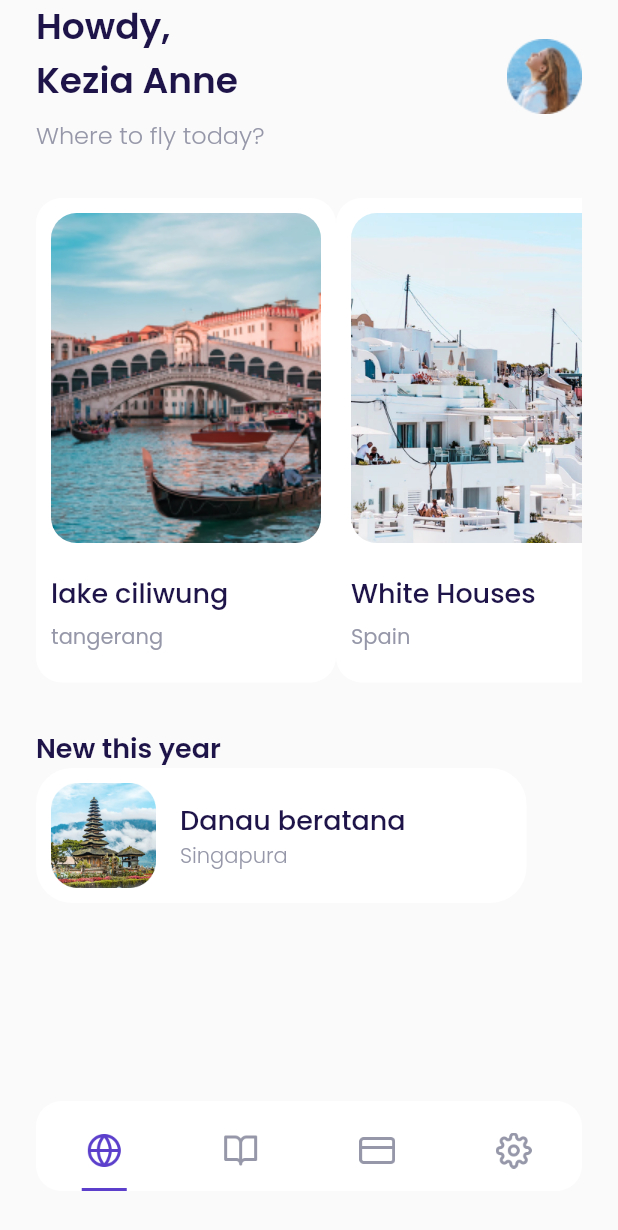
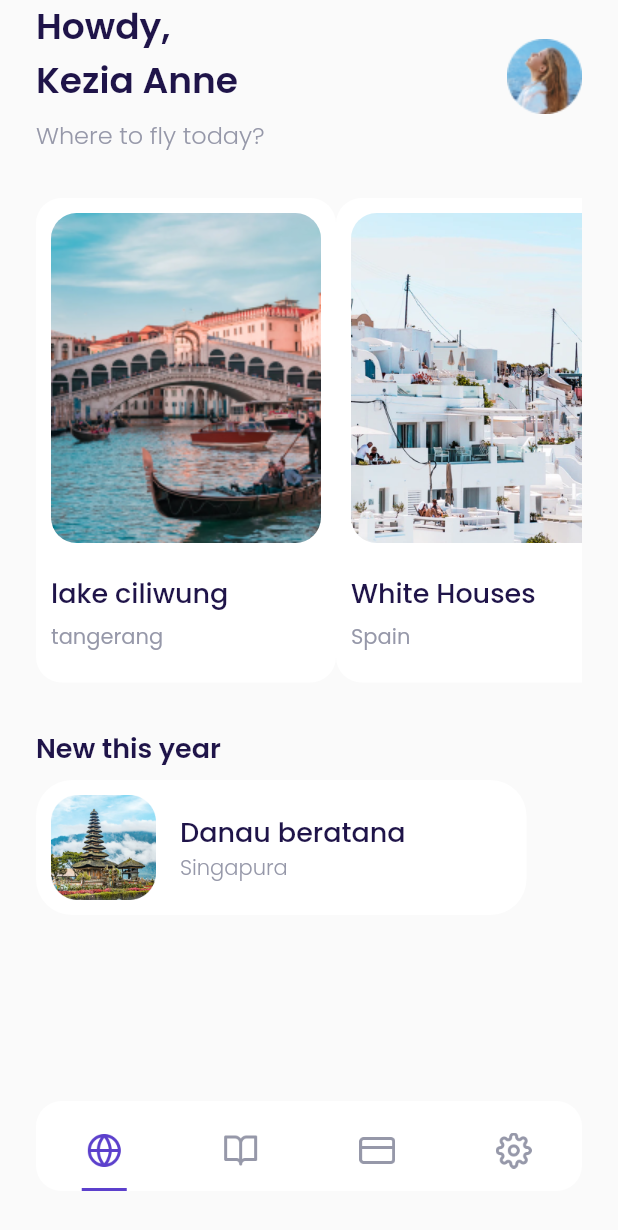
Before and after one commit to magistraapta/Airplane-flutter, a Flutter app: the HomePage screen opened by its route, on a phone screen of 412 x 824 dp. Shown: the top 1230 px of the screen. Run offline on Flutter 3.47's test engine with Material 2 defaults, Android fonts, the phone set to English and light mode, and no system bars; our stand-ins replace google_fonts.

Commit message:
fix small card

```diff
--- a/lib/components/small_card.dart
+++ b/lib/components/small_card.dart
@@ -9,6 +9,7 @@ class SmallCard extends StatelessWidget {
     return Container(
       height: 90,
       width: 327,
+      margin: EdgeInsets.symmetric(vertical: 8),
       padding: EdgeInsets.only(top: 10, bottom: 10, left: 10),
       decoration: BoxDecoration(
           color: kWhiteColor,
```
